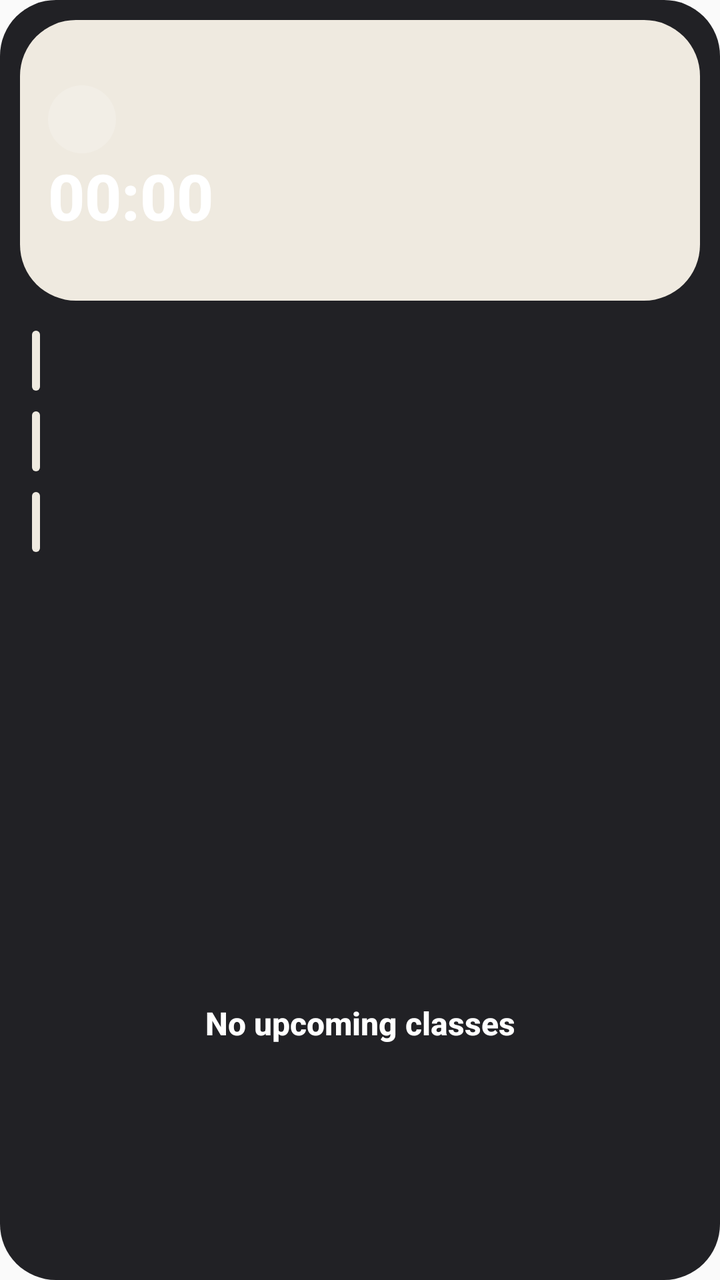
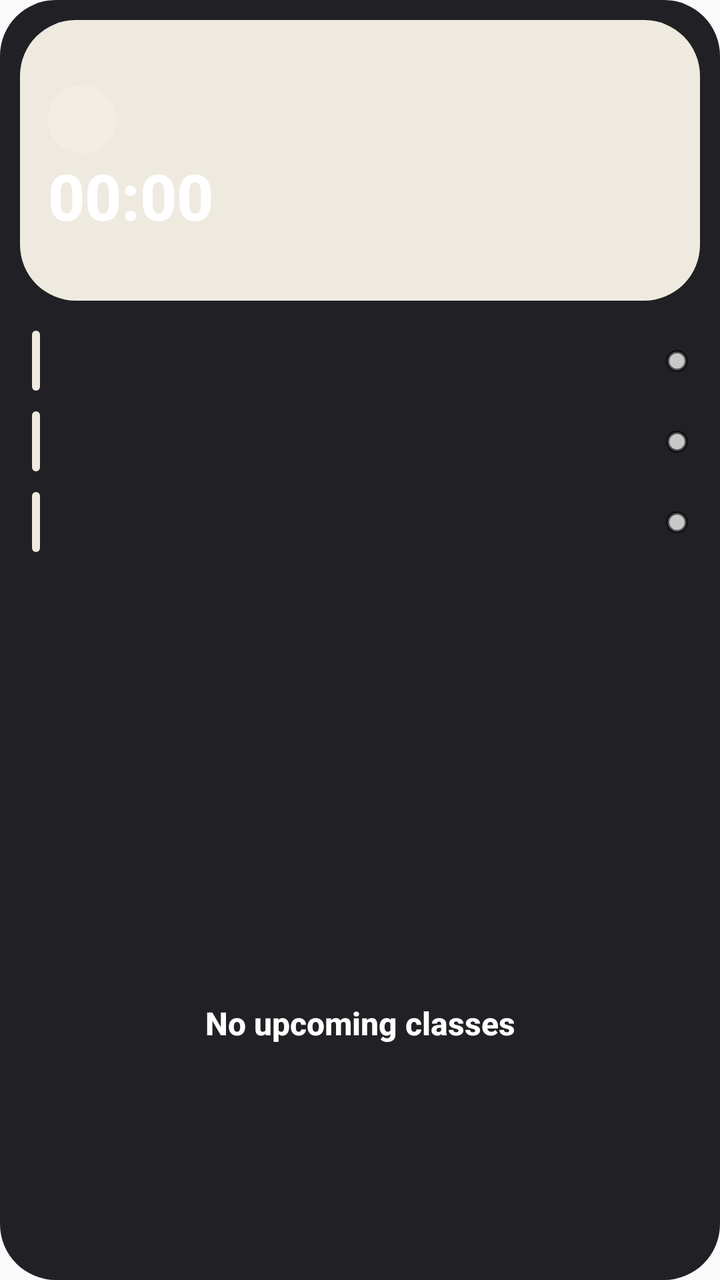

Before-and-after screenshots of an Android layout around one commit, followed by the original layout XML and the change that was made.
<!-- AndroidManifest.xml: application theme Theme.Clockdown -->
<!-- res/layout/widget_classes.xml -->
<?xml version="1.0" encoding="utf-8"?>
<LinearLayout xmlns:android="http://schemas.android.com/apk/res/android"
    android:id="@+id/croot"
    android:layout_width="match_parent"
    android:layout_height="match_parent"
    android:background="@drawable/widget_bg"
    android:orientation="vertical"
    android:padding="10dp">

    <LinearLayout
        android:id="@+id/cnext"
        android:layout_width="match_parent"
        android:layout_height="wrap_content"
        android:background="@drawable/widget_bg_0"
        android:orientation="vertical"
        android:padding="14dp">

        <TextView
            android:id="@+id/chead"
            android:layout_width="match_parent"
            android:layout_height="wrap_content"
            android:fontFamily="sans-serif-medium"
            android:maxLines="1"
            android:textColor="#B0FFFFFF"
            android:textSize="11sp"
            android:textStyle="bold" />

        <LinearLayout
            android:layout_width="match_parent"
            android:layout_height="wrap_content"
            android:layout_marginTop="4dp"
            android:gravity="center_vertical"
            android:orientation="horizontal">

            <TextView
                android:id="@+id/cemoji"
                android:layout_width="34dp"
                android:layout_height="34dp"
                android:background="@drawable/widget_badge_light"
                android:gravity="center"
                android:textSize="18sp" />

            <TextView
                android:id="@+id/cname"
                android:layout_width="0dp"
                android:layout_height="wrap_content"
                android:layout_marginStart="10dp"
                android:layout_weight="1"
                android:ellipsize="end"
                android:fontFamily="sans-serif-medium"
                android:maxLines="2"
                android:textColor="@color/white"
                android:textSize="15sp"
                android:textStyle="bold" />
        </LinearLayout>

        <Chronometer
            android:id="@+id/cchrono"
            android:layout_width="match_parent"
            android:layout_height="wrap_content"
            android:layout_marginTop="4dp"
            android:fontFamily="sans-serif-medium"
            android:fontFeatureSettings="tnum"
            android:includeFontPadding="false"
            android:textColor="@color/white"
            android:autoSizeMaxTextSize="32sp"
            android:autoSizeMinTextSize="14sp"
            android:autoSizeStepGranularity="1sp"
            android:autoSizeTextType="uniform"
            android:maxLines="1"
            android:textSize="32sp"
            android:textStyle="bold" />

        <TextView
            android:id="@+id/croom"
            android:layout_width="match_parent"
            android:layout_height="wrap_content"
            android:layout_marginTop="2dp"
            android:ellipsize="end"
            android:fontFamily="sans-serif-medium"
            android:maxLines="1"
            android:textColor="#B0FFFFFF"
            android:textSize="12sp"
            android:textStyle="bold" />
    </LinearLayout>

    <LinearLayout
        android:id="@+id/crest"
        android:layout_width="match_parent"
        android:layout_height="0dp"
        android:layout_marginTop="6dp"
        android:layout_weight="1"
        android:orientation="vertical">

        <LinearLayout
            android:id="@+id/c0"
            android:layout_width="match_parent"
            android:layout_height="wrap_content"
            android:layout_marginTop="8dp"
            android:gravity="center_vertical"
            android:orientation="horizontal"
            android:paddingStart="6dp"
            android:paddingEnd="6dp">

            <TextView
                android:id="@+id/c0_bar"
                android:layout_width="4dp"
                android:layout_height="30dp"
                android:background="@drawable/widget_bg_0" />

            <TextView
                android:id="@+id/c0_time"
                android:layout_width="62dp"
                android:layout_height="wrap_content"
                android:layout_marginStart="10dp"
                android:fontFamily="sans-serif-medium"
                android:maxLines="1"
                android:textColor="@color/white"
                android:textSize="12sp"
                android:textStyle="bold" />

            <LinearLayout
                android:layout_width="0dp"
                android:layout_height="wrap_content"
                android:layout_weight="1"
                android:orientation="vertical">

                <TextView
                    android:id="@+id/c0_name"
                    android:layout_width="match_parent"
                    android:layout_height="wrap_content"
                    android:ellipsize="end"
                    android:fontFamily="sans-serif-medium"
                    android:maxLines="1"
                    android:textColor="@color/white"
                    android:textSize="13sp"
                    android:textStyle="bold" />

                <TextView
                    android:id="@+id/c0_room"
                    android:layout_width="match_parent"
                    android:layout_height="wrap_content"
                    android:ellipsize="end"
                    android:maxLines="1"
                    android:textColor="#B0FFFFFF"
                    android:textSize="11sp" />
            </LinearLayout>
        </LinearLayout>

        <LinearLayout
            android:id="@+id/c1"
            android:layout_width="match_parent"
            android:layout_height="wrap_content"
            android:layout_marginTop="8dp"
            android:gravity="center_vertical"
            android:orientation="horizontal"
            android:paddingStart="6dp"
            android:paddingEnd="6dp">

            <TextView
                android:id="@+id/c1_bar"
                android:layout_width="4dp"
                android:layout_height="30dp"
                android:background="@drawable/widget_bg_0" />

            <TextView
                android:id="@+id/c1_time"
                android:layout_width="62dp"
                android:layout_height="wrap_content"
                android:layout_marginStart="10dp"
                android:fontFamily="sans-serif-medium"
                android:maxLines="1"
                android:textColor="@color/white"
                android:textSize="12sp"
                android:textStyle="bold" />

            <LinearLayout
                android:layout_width="0dp"
                android:layout_height="wrap_content"
                android:layout_weight="1"
                android:orientation="vertical">

                <TextView
                    android:id="@+id/c1_name"
                    android:layout_width="match_parent"
                    android:layout_height="wrap_content"
                    android:ellipsize="end"
                    android:fontFamily="sans-serif-medium"
                    android:maxLines="1"
                    android:textColor="@color/white"
                    android:textSize="13sp"
                    android:textStyle="bold" />

                <TextView
                    android:id="@+id/c1_room"
                    android:layout_width="match_parent"
                    android:layout_height="wrap_content"
                    android:ellipsize="end"
                    android:maxLines="1"
                    android:textColor="#B0FFFFFF"
                    android:textSize="11sp" />
            </LinearLayout>
        </LinearLayout>

        <LinearLayout
            android:id="@+id/c2"
            android:layout_width="match_parent"
            android:layout_height="wrap_content"
            android:layout_marginTop="8dp"
            android:gravity="center_vertical"
            android:orientation="horizontal"
            android:paddingStart="6dp"
            android:paddingEnd="6dp">

            <TextView
                android:id="@+id/c2_bar"
                android:layout_width="4dp"
                android:layout_height="30dp"
                android:background="@drawable/widget_bg_0" />

            <TextView
                android:id="@+id/c2_time"
                android:layout_width="62dp"
                android:layout_height="wrap_content"
                android:layout_marginStart="10dp"
                android:fontFamily="sans-serif-medium"
                android:maxLines="1"
                android:textColor="@color/white"
                android:textSize="12sp"
                android:textStyle="bold" />

            <LinearLayout
                android:layout_width="0dp"
                android:layout_height="wrap_content"
                android:layout_weight="1"
                android:orientation="vertical">

                <TextView
                    android:id="@+id/c2_name"
                    android:layout_width="match_parent"
                    android:layout_height="wrap_content"
                    android:ellipsize="end"
                    android:fontFamily="sans-serif-medium"
                    android:maxLines="1"
                    android:textColor="@color/white"
                    android:textSize="13sp"
                    android:textStyle="bold" />

                <TextView
                    android:id="@+id/c2_room"
                    android:layout_width="match_parent"
                    android:layout_height="wrap_content"
                    android:ellipsize="end"
                    android:maxLines="1"
                    android:textColor="#B0FFFFFF"
                    android:textSize="11sp" />
            </LinearLayout>
        </LinearLayout>

        <TextView
            android:id="@+id/cmore"
            android:layout_width="match_parent"
            android:layout_height="wrap_content"
            android:fontFamily="sans-serif-medium"
            android:paddingStart="6dp"
            android:textColor="#B0FFFFFF"
            android:textSize="11sp" />

        <TextView
            android:id="@+id/cnote"
            android:layout_width="match_parent"
            android:layout_height="wrap_content"
            android:layout_marginTop="4dp"
            android:fontFamily="sans-serif-medium"
            android:paddingStart="6dp"
            android:textColor="#B0FFFFFF"
            android:textSize="11sp" />
    </LinearLayout>

    <TextView
        android:id="@+id/cempty"
        android:layout_width="match_parent"
        android:layout_height="0dp"
        android:layout_weight="1"
        android:fontFamily="sans-serif-medium"
        android:gravity="center"
        android:text="No upcoming classes"
        android:textColor="@color/white"
        android:textSize="16sp"
        android:textStyle="bold" />
</LinearLayout>
<!-- resources referenced by this layout -->
<resources>
  <color name="white">#FFFFFFFF</color>
  <!-- drawable widget_badge_light (drawable) -->
  <?xml version="1.0" encoding="utf-8"?>
  <shape xmlns:android="http://schemas.android.com/apk/res/android" android:shape="oval">
      <solid android:color="#33FFFFFF" />
  </shape>
  <!-- drawable widget_bg (drawable) -->
  <?xml version="1.0" encoding="utf-8"?>
  <shape xmlns:android="http://schemas.android.com/apk/res/android">
      <solid android:color="#F0141418" />
      <corners android:radius="28dp" />
  </shape>
  <!-- drawable widget_bg_0 (drawable) -->
  <?xml version="1.0" encoding="utf-8"?>
  <shape xmlns:android="http://schemas.android.com/apk/res/android">
      <solid android:color="@color/card0" />
      <corners android:radius="28dp" />
  </shape>
  <style name="Theme.Clockdown" parent="android:Theme.Material.Light.NoActionBar" />
  <color name="card0">#EFEAE0</color>
</resources>

<!-- the commit's change to res/layout/widget_classes.xml (unified diff, before → after) -->
@@ -145,6 +145,13 @@
                     android:textColor="#B0FFFFFF"
                     android:textSize="11sp" />
             </LinearLayout>
+
+            <TextView
+                android:id="@+id/c0_dot"
+                android:layout_width="11dp"
+                android:layout_height="11dp"
+                android:layout_marginStart="8dp"
+                android:background="@drawable/att_dot_none" />
         </LinearLayout>
 
         <LinearLayout
@@ -200,6 +207,13 @@
                     android:textColor="#B0FFFFFF"
                     android:textSize="11sp" />
             </LinearLayout>
+
+            <TextView
+                android:id="@+id/c1_dot"
+                android:layout_width="11dp"
+                android:layout_height="11dp"
+                android:layout_marginStart="8dp"
+                android:background="@drawable/att_dot_none" />
         </LinearLayout>
 
         <LinearLayout
@@ -255,6 +269,13 @@
                     android:textColor="#B0FFFFFF"
                     android:textSize="11sp" />
             </LinearLayout>
+
+            <TextView
+                android:id="@+id/c2_dot"
+                android:layout_width="11dp"
+                android:layout_height="11dp"
+                android:layout_marginStart="8dp"
+                android:background="@drawable/att_dot_none" />
         </LinearLayout>
 
         <TextView
<!-- resource entries referenced after the edit -->
@@ -1,6 +1,12 @@
 <!-- resources referenced by this layout -->
 <resources>
   <color name="white">#FFFFFFFF</color>
+  <!-- drawable att_dot_none (drawable) -->
+  <?xml version="1.0" encoding="utf-8"?>
+  <shape xmlns:android="http://schemas.android.com/apk/res/android" android:shape="oval">
+      <solid android:color="#C8C8C8" />
+      <stroke android:width="1.5dp" android:color="#99000000" />
+  </shape>
   <!-- drawable widget_badge_light (drawable) -->
   <?xml version="1.0" encoding="utf-8"?>
   <shape xmlns:android="http://schemas.android.com/apk/res/android" android:shape="oval">
